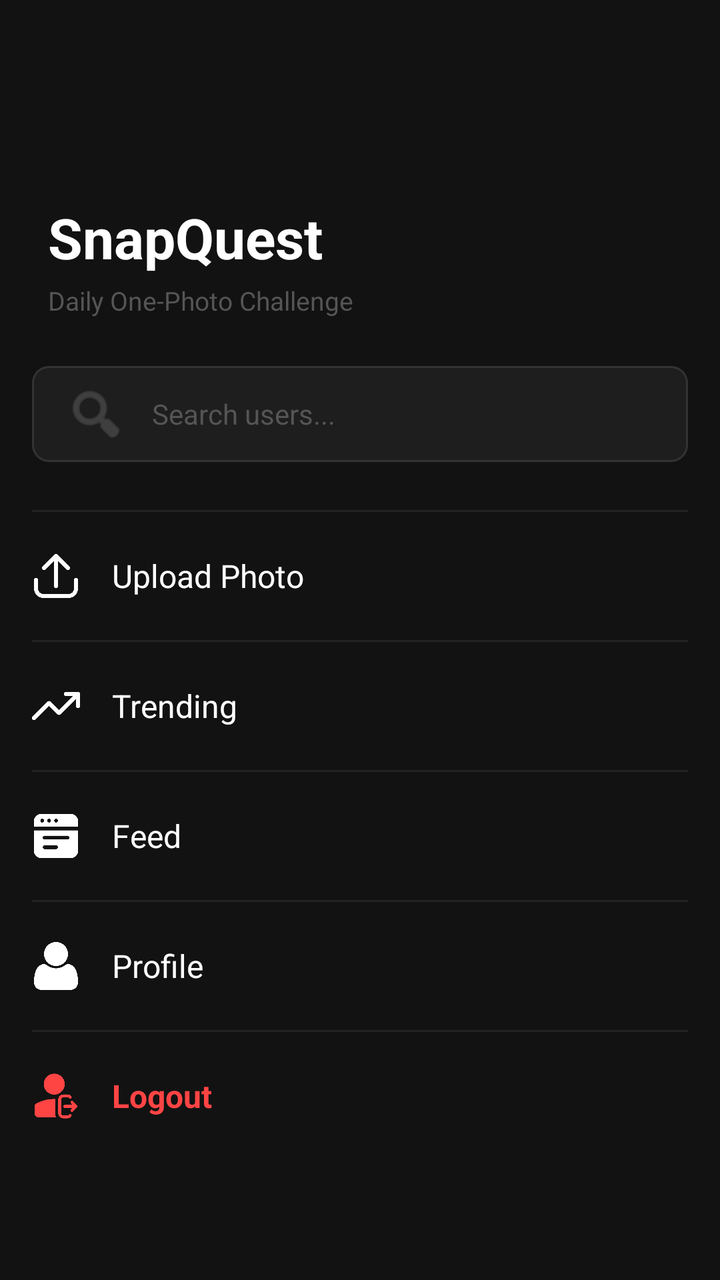
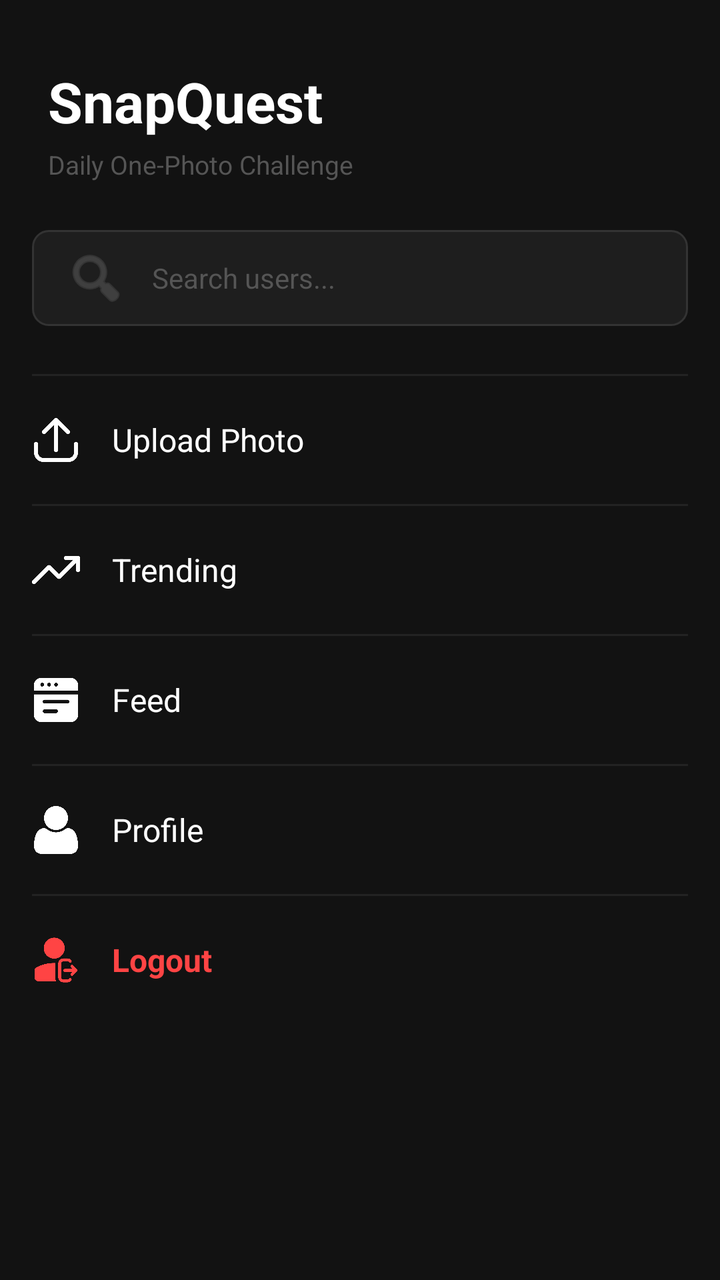

Two renders of the same Android screen: before a commit and after it. Below are the layout's source before the change and the commit's diff.
<!-- AndroidManifest.xml: application theme Theme.SnapQuest -->
<!-- res/layout/activity_home.xml -->
<?xml version="1.0" encoding="utf-8"?>
<LinearLayout xmlns:android="http://schemas.android.com/apk/res/android"
    xmlns:app="http://schemas.android.com/apk/res-auto"
    android:layout_width="match_parent"
    android:layout_height="match_parent"
    android:orientation="vertical"
    android:background="#121212">

    <TextView
        android:layout_width="match_parent"
        android:layout_height="wrap_content"
        android:paddingStart="24dp"
        android:paddingTop="100dp"
        android:paddingBottom="4dp"
        android:text="SnapQuest"
        android:textColor="#FFFFFF"
        android:textSize="28sp"
        android:textStyle="bold" />

    <TextView
        android:layout_width="match_parent"
        android:layout_height="wrap_content"
        android:text="Daily One-Photo Challenge"
        android:textColor="#555555"
        android:textSize="13sp"
        android:paddingStart="24dp"
        android:layout_marginBottom="24dp"/>

    <ScrollView
        android:layout_width="match_parent"
        android:layout_height="match_parent">

        <LinearLayout
            android:layout_width="match_parent"
            android:layout_height="wrap_content"
            android:orientation="vertical"
            android:paddingStart="16dp"
            android:paddingEnd="16dp">

            <EditText
                android:id="@+id/btnSearch"
                android:layout_width="match_parent"
                android:layout_height="48dp"
                android:layout_marginBottom="8dp"
                android:hint="Search users..."
                android:paddingStart="16dp"
                android:paddingEnd="16dp"
                android:textSize="14sp"
                android:textColorHint="#555555"
                android:textColor="#FFFFFF"
                android:focusable="false"
                android:clickable="true"
                android:drawableStart="@android:drawable/ic_menu_search"
                android:drawablePadding="12dp"
                android:drawableTint="#555555"
                android:background="@drawable/input_background"/>

            <View android:layout_width="match_parent" android:layout_height="1dp" android:background="#222222" android:layout_marginTop="16dp"/>

            <LinearLayout
                android:id="@+id/btnUploadPhoto"
                android:layout_width="match_parent"
                android:layout_height="64dp"
                android:gravity="center_vertical"
                android:clickable="true"
                android:focusable="true"
                android:orientation="horizontal"
                android:background="?attr/selectableItemBackground">
                <ImageView
                    android:layout_width="24dp"
                    android:layout_height="24dp"
                    android:src="@drawable/upload_icon"
                    android:layout_marginEnd="16dp"
                    app:tint="#FFFFFF"/>
                <TextView
                    android:layout_width="wrap_content"
                    android:layout_height="wrap_content"
                    android:text="Upload Photo"
                    android:textSize="16sp"
                    android:textColor="#FFFFFF"/>
            </LinearLayout>

            <View android:layout_width="match_parent" android:layout_height="1dp" android:background="#222222"/>

            <LinearLayout
                android:id="@+id/btnTrending"
                android:layout_width="match_parent"
                android:layout_height="64dp"
                android:gravity="center_vertical"
                android:clickable="true"
                android:focusable="true"
                android:orientation="horizontal"
                android:background="?attr/selectableItemBackground">
                <ImageView
                    android:layout_width="24dp"
                    android:layout_height="24dp"
                    android:src="@drawable/trend_icon"
                    android:layout_marginEnd="16dp"
                    app:tint="#FFFFFF"/>
                <TextView
                    android:layout_width="wrap_content"
                    android:layout_height="wrap_content"
                    android:text="Trending"
                    android:textSize="16sp"
                    android:textColor="#FFFFFF"/>
            </LinearLayout>

            <View android:layout_width="match_parent" android:layout_height="1dp" android:background="#222222"/>

            <LinearLayout
                android:id="@+id/btnFeed"
                android:layout_width="match_parent"
                android:layout_height="64dp"
                android:gravity="center_vertical"
                android:clickable="true"
                android:focusable="true"
                android:orientation="horizontal"
                android:background="?attr/selectableItemBackground">
                <ImageView
                    android:layout_width="24dp"
                    android:layout_height="24dp"
                    android:src="@drawable/feed_icon"
                    android:layout_marginEnd="16dp"
                    app:tint="#FFFFFF"/>
                <TextView
                    android:layout_width="wrap_content"
                    android:layout_height="wrap_content"
                    android:text="Feed"
                    android:textSize="16sp"
                    android:textColor="#FFFFFF"/>
            </LinearLayout>

            <View android:layout_width="match_parent" android:layout_height="1dp" android:background="#222222"/>

            <LinearLayout
                android:id="@+id/btnProfile"
                android:layout_width="match_parent"
                android:layout_height="64dp"
                android:gravity="center_vertical"
                android:clickable="true"
                android:focusable="true"
                android:orientation="horizontal"
                android:background="?attr/selectableItemBackground">
                <ImageView
                    android:layout_width="24dp"
                    android:layout_height="24dp"
                    android:src="@drawable/profile_icon"
                    android:layout_marginEnd="16dp"
                    app:tint="#FFFFFF"/>
                <TextView
                    android:layout_width="wrap_content"
                    android:layout_height="wrap_content"
                    android:text="Profile"
                    android:textSize="16sp"
                    android:textColor="#FFFFFF"/>
            </LinearLayout>

            <View android:layout_width="match_parent" android:layout_height="1dp" android:background="#222222"/>

            <LinearLayout
                android:id="@+id/btnLogout"
                android:layout_width="match_parent"
                android:layout_height="64dp"
                android:gravity="center_vertical"
                android:clickable="true"
                android:focusable="true"
                android:orientation="horizontal"
                android:background="?attr/selectableItemBackground">
                <ImageView
                    android:layout_width="24dp"
                    android:layout_height="24dp"
                    android:src="@drawable/logout_icon"
                    android:layout_marginEnd="16dp"
                    app:tint="#FF4444"/>
                <TextView
                    android:layout_width="wrap_content"
                    android:layout_height="wrap_content"
                    android:text="Logout"
                    android:textSize="16sp"
                    android:textColor="#FF4444"
                    android:textStyle="bold"/>
            </LinearLayout>

        </LinearLayout>
    </ScrollView>
</LinearLayout>
<!-- resources referenced by this layout -->
<resources>
  <!-- drawable feed_icon: png bitmap (drawable, 8129 bytes) -->
  <!-- drawable input_background (drawable) -->
  <?xml version="1.0" encoding="utf-8"?>
  <shape xmlns:android="http://schemas.android.com/apk/res/android"
      android:shape="rectangle">
      <solid android:color="#1E1E1E"/>
      <stroke android:width="1dp" android:color="#333333"/>
      <corners android:radius="8dp"/>
  </shape>
  <!-- drawable logout_icon: png bitmap (drawable, 10584 bytes) -->
  <!-- drawable profile_icon: png bitmap (drawable, 5903 bytes) -->
  <!-- drawable trend_icon: png bitmap (drawable, 4695 bytes) -->
  <!-- drawable upload_icon: png bitmap (drawable, 7808 bytes) -->
  <style name="Theme.SnapQuest" parent="Base.Theme.SnapQuest" />
  <style name="Base.Theme.SnapQuest" parent="Theme.Material3.DayNight.NoActionBar">
          
          
      </style>
</resources>

<!-- the commit's change to res/layout/activity_home.xml (unified diff, before → after) -->
@@ -1,6 +1,7 @@
 <?xml version="1.0" encoding="utf-8"?>
 <LinearLayout xmlns:android="http://schemas.android.com/apk/res/android"
     xmlns:app="http://schemas.android.com/apk/res-auto"
+    android:fitsSystemWindows="true"
     android:layout_width="match_parent"
     android:layout_height="match_parent"
     android:orientation="vertical"
@@ -10,7 +11,7 @@
         android:layout_width="match_parent"
         android:layout_height="wrap_content"
         android:paddingStart="24dp"
-        android:paddingTop="100dp"
+        android:paddingTop="32dp"
         android:paddingBottom="4dp"
         android:text="SnapQuest"
         android:textColor="#FFFFFF"
